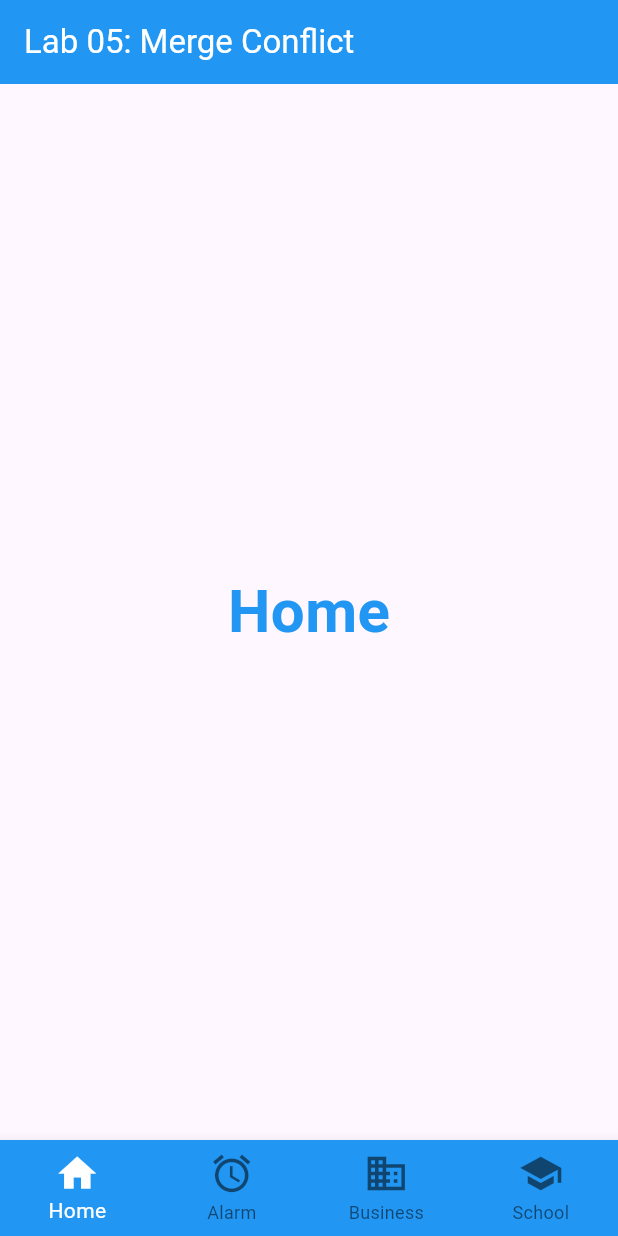
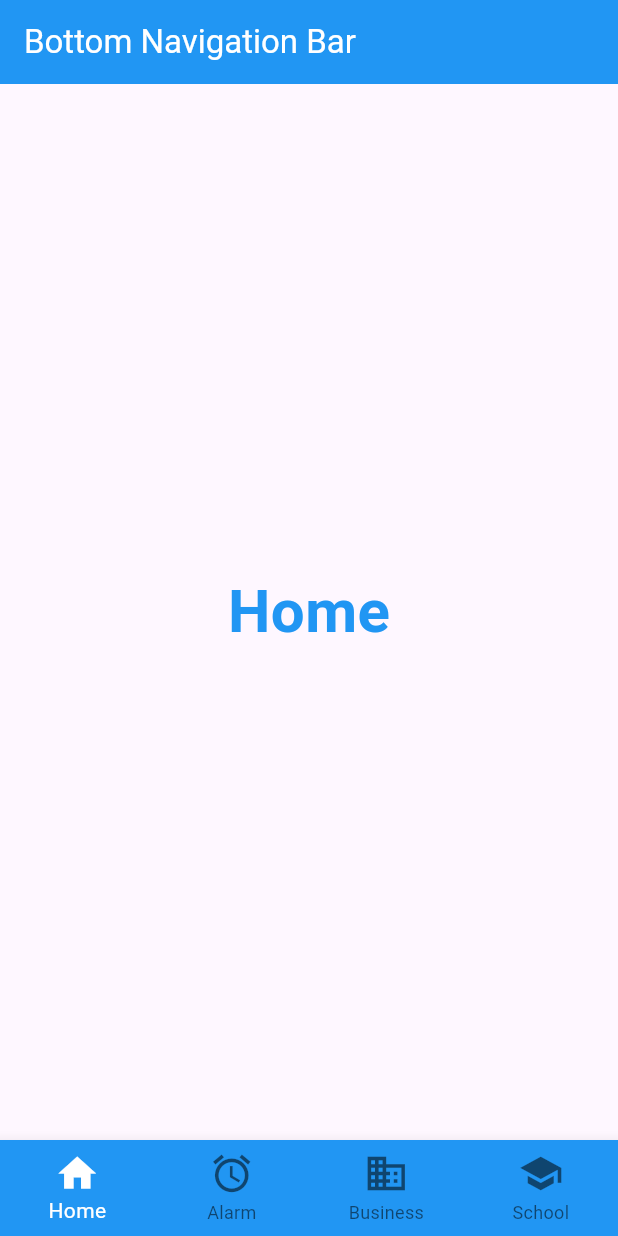
Before and after one commit to LeGamerr/TMA3084_G02_97239_Lab05_Lesson07, a Flutter app: the screen it shows after launch, on a phone screen of 412 x 824 dp. Run offline on Flutter 3.47's test engine with Material 3 defaults, Android fonts, the phone set to English and light mode, and no system bars.

Commit message:
AppBar titled updated

```diff
--- a/Lab_A_4_BottomNavBar/lib/main.dart
+++ b/Lab_A_4_BottomNavBar/lib/main.dart
@@ -41,7 +41,7 @@ class _BottomNavLabState extends State<BottomNavLab> {
   Widget build(BuildContext context) {
     return Scaffold(
       appBar: AppBar(
-        title: const Text('Lab 05: Merge Conflict'),
+        title: const Text('Bottom Navigation Bar'),
         backgroundColor: Colors.blue,
         foregroundColor: Colors.white,
       ),
```
